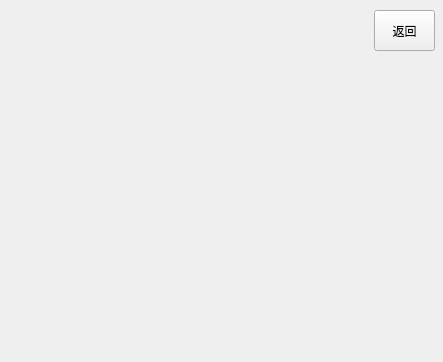
Before: the Qt Designer form wps/QT/SmartHome/video.ui in Chansla/Training, drawn with Qt 5.
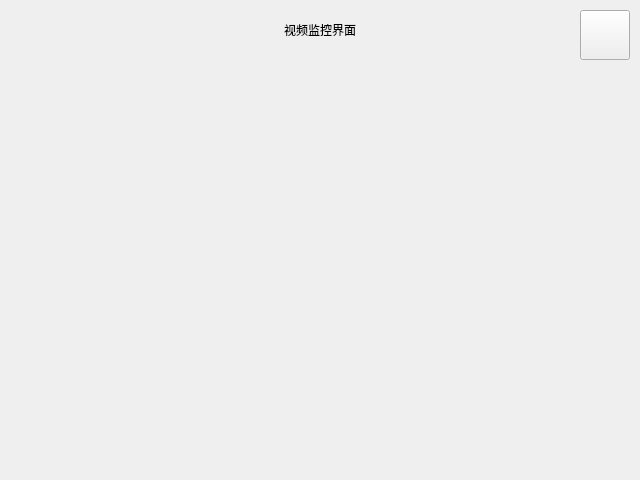
After: the same form once the commit is applied.

```diff
--- a/wps/QT/SmartHome/video.ui
+++ b/wps/QT/SmartHome/video.ui
@@ -6,8 +6,8 @@
    <rect>
     <x>0</x>
     <y>0</y>
-    <width>443</width>
-    <height>362</height>
+    <width>640</width>
+    <height>480</height>
    </rect>
   </property>
   <property name="windowTitle">
@@ -16,14 +16,30 @@
   <widget class="QPushButton" name="pushButton_back">
    <property name="geometry">
     <rect>
-     <x>374</x>
+     <x>580</x>
      <y>10</y>
-     <width>61</width>
-     <height>41</height>
+     <width>50</width>
+     <height>50</height>
     </rect>
    </property>
    <property name="text">
-    <string>返回</string>
+    <string/>
+   </property>
+  </widget>
+  <widget class="QLabel" name="label_video">
+   <property name="geometry">
+    <rect>
+     <x>240</x>
+     <y>10</y>
+     <width>160</width>
+     <height>40</height>
+    </rect>
+   </property>
+   <property name="text">
+    <string>视频监控界面</string>
+   </property>
+   <property name="alignment">
+    <set>Qt::AlignCenter</set>
    </property>
   </widget>
  </widget>
```
